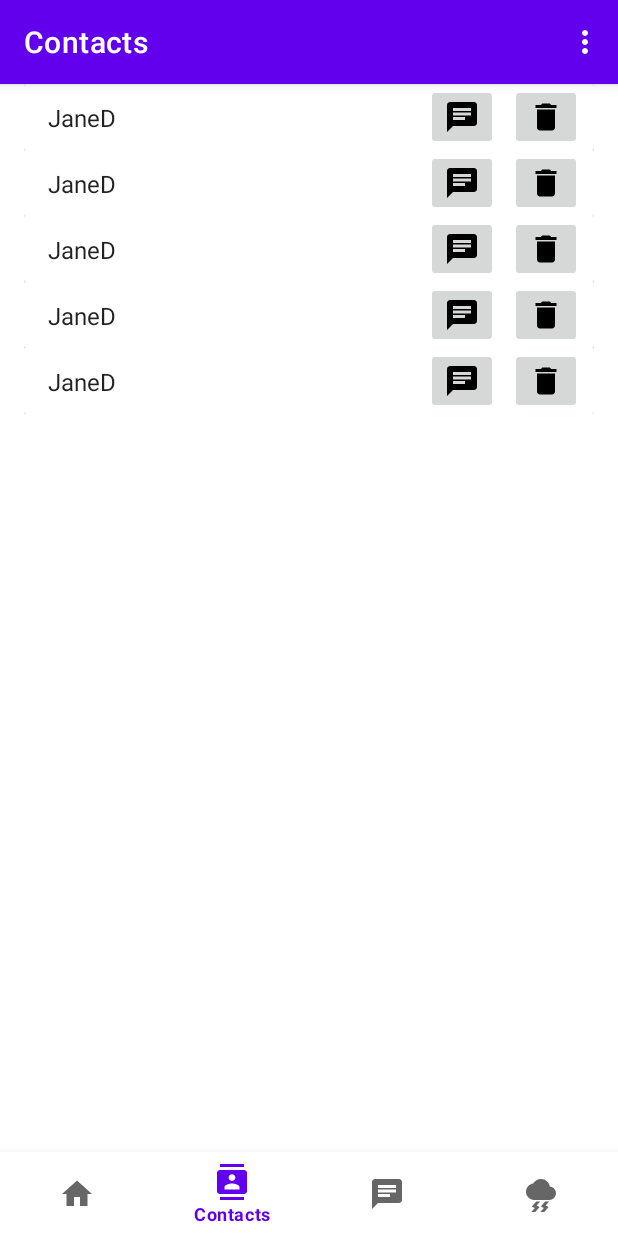
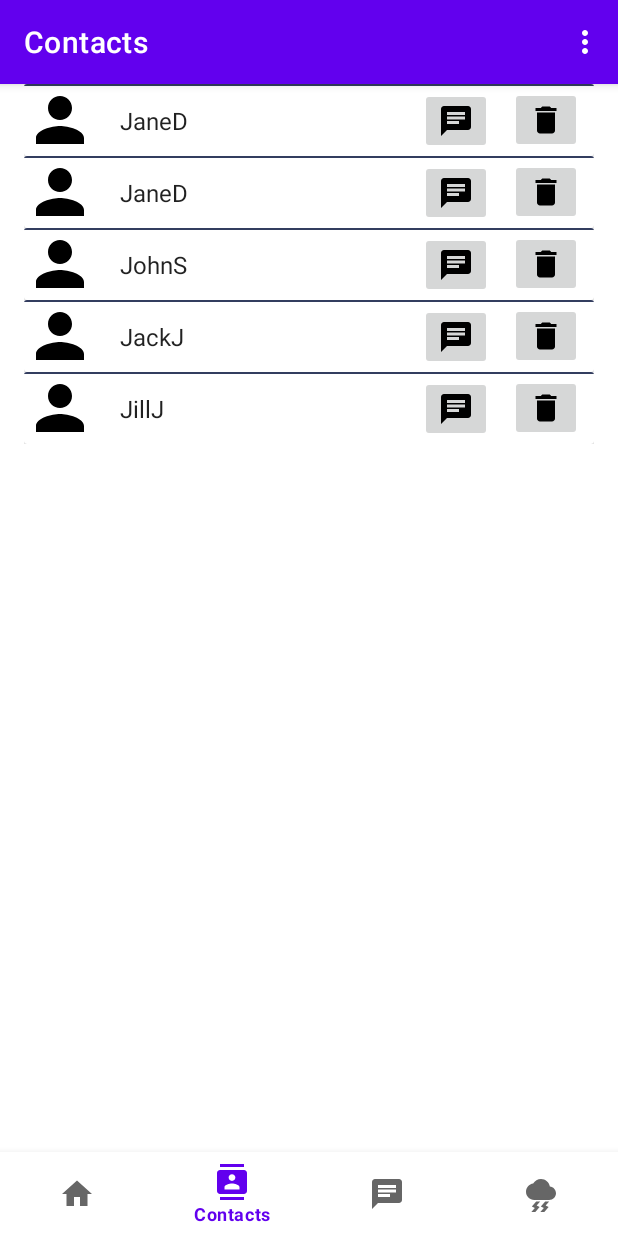
Before and after one commit to AmtojKaur/Group4_Project, an Android app: the screen it shows after launch (MainActivity), item 2 of the bottom bar chosen, on a phone screen of 412 x 824 dp. Run offline under Robolectric (Android 15) with nearby library versions, the phone set to English and light mode, and no system bars; our stand-ins replace navigation-ui.

Commit message:
added contact image/divider

```diff
--- a/app/src/main/java/edu/uw/tcss450/group4/weatherchatapp/contacts/ContactsFragment.java
+++ b/app/src/main/java/edu/uw/tcss450/group4/weatherchatapp/contacts/ContactsFragment.java
@@ -17,11 +17,6 @@ import edu.uw.tcss450.group4.weatherchatapp.R;
  * A simple {@link Fragment} subclass.
  */
 public class ContactsFragment extends Fragment {
-
-    /**
-     * Number of columns in the contacts list
-     */
-    private int mColumnCount = 3;
 
     /**
      * Empty constructor
@@ -44,5 +39,4 @@ public class ContactsFragment extends Fragment {
         }
         return view;
     }
-
 }
--- a/app/src/main/java/edu/uw/tcss450/group4/weatherchatapp/contacts/ContactsGenerator.java
+++ b/app/src/main/java/edu/uw/tcss450/group4/weatherchatapp/contacts/ContactsGenerator.java
@@ -7,11 +7,22 @@ public class ContactsGenerator {
     private static final Contacts[] CONTACTS;
     public static final int COUNT = 5;
 
+    private static final String[] FIRST_NAMES = {
+            "Jane", "John", "Jack", "Jill", "James"
+    };
+    private static final String[] LAST_NAMES = {
+            "Doe", "Smith", "Johnson", "Jones", "Williams"
+    };
+
+    private static final String[] USERNAMES = {
+            "JaneD", "JohnS", "JackJ", "JillJ", "JamesW"
+    };
+
     static {
         CONTACTS = new Contacts[COUNT];
         for (int i = 0; i < CONTACTS.length; i++) {
             CONTACTS[i] = new Contacts
-                    .ContactsBuilder("Jane", "Doe", "JaneD", 4)
+                    .ContactsBuilder(FIRST_NAMES[i], LAST_NAMES[i], USERNAMES[i], i)
                     .build();
         }
     }
@@ -20,8 +31,6 @@ public class ContactsGenerator {
         return List.of(CONTACTS);
     }
 
-
-
     public static Contacts[] getContacts() {
         return CONTACTS;
     }
--- a/app/src/main/java/edu/uw/tcss450/group4/weatherchatapp/contacts/ContactsListViewModel.java
+++ b/app/src/main/java/edu/uw/tcss450/group4/weatherchatapp/contacts/ContactsListViewModel.java
@@ -24,5 +24,4 @@ public class ContactsListViewModel extends AndroidViewModel {
                                            @NonNull Observer<? super List<Contacts>> observer) {
             mContactList.observe(owner, observer);
         }
-
 }
--- /dev/null
+++ b/app/src/main/res/drawable/contacts_divider.xml
@@ -0,0 +1,4 @@
+<shape xmlns:android="http://schemas.android.com/apk/res/android"
+    android:shape="rectangle">
+    <solid android:color="@color/colorLightBlue" />
+</shape>
--- a/app/src/main/res/drawable/ic_contact_chat_black_24dp.xml
+++ /dev/null
@@ -1,5 +0,0 @@
-<vector android:autoMirrored="true" android:height="24dp"
-    android:tint="#000000" android:viewportHeight="24"
-    android:viewportWidth="24" android:width="24dp" xmlns:android="http://schemas.android.com/apk/res/android">
-    <path android:fillColor="@android:color/white" android:pathData="M20,2L4,2c-1.1,0 -1.99,0.9 -1.99,2L2,22l4,-4h14c1.1,0 2,-0.9 2,-2L22,4c0,-1.1 -0.9,-2 -2,-2zM6,9h12v2L6,11L6,9zM14,14L6,14v-2h8v2zM18,8L6,8L6,6h12v2z"/>
-</vector>
--- /dev/null
+++ b/app/src/main/res/drawable/ic_contact_profile_image_black_24dp.xml
@@ -0,0 +1,5 @@
+<vector android:height="24dp" android:tint="#000000"
+    android:viewportHeight="24" android:viewportWidth="24"
+    android:width="24dp" xmlns:android="http://schemas.android.com/apk/res/android">
+    <path android:fillColor="@android:color/white" android:pathData="M12,12c2.21,0 4,-1.79 4,-4s-1.79,-4 -4,-4 -4,1.79 -4,4 1.79,4 4,4zM12,14c-2.67,0 -8,1.34 -8,4v2h16v-2c0,-2.66 -5.33,-4 -8,-4z"/>
+</vector>
--- a/app/src/main/res/layout/fragment_contacts.xml
+++ b/app/src/main/res/layout/fragment_contacts.xml
@@ -13,6 +13,15 @@
             android:layout_width="match_parent"
             android:layout_height="match_parent">
 
+            <ImageView
+                android:id="@+id/profile_image"
+                android:layout_width="48dp"
+                android:layout_height="48dp"
+                android:src="@drawable/ic_contact_profile_image_black_24dp"
+                app:layout_constraintBottom_toBottomOf="parent"
+                app:layout_constraintStart_toStartOf="parent"
+                app:layout_constraintTop_toTopOf="parent"/>
+
             <TextView
                 android:id="@+id/item_number"
                 android:layout_width="wrap_content"
@@ -20,7 +29,7 @@
                 android:layout_marginStart="16dp"
                 android:textAppearance="?attr/textAppearanceListItem"
                 app:layout_constraintBaseline_toBaselineOf="@+id/content"
-                app:layout_constraintStart_toStartOf="parent" />
+                app:layout_constraintStart_toEndOf="@+id/profile_image"/>
 
             <TextView
                 android:id="@+id/content"
@@ -29,19 +38,19 @@
                 android:layout_marginStart="16dp"
                 android:textAppearance="?attr/textAppearanceListItem"
                 app:layout_constraintBottom_toBottomOf="parent"
-                app:layout_constraintStart_toStartOf="parent"
-                app:layout_constraintTop_toTopOf="parent" />
+                app:layout_constraintStart_toEndOf="@+id/profile_image"
+                app:layout_constraintTop_toTopOf="parent"/>
 
             <ImageButton
                 android:id="@+id/imageButton3"
                 android:layout_width="wrap_content"
                 android:layout_height="wrap_content"
-                android:layout_marginEnd="8dp"
+                android:layout_marginEnd="12dp"
                 app:layout_constraintBottom_toBottomOf="parent"
                 app:layout_constraintEnd_toStartOf="@+id/imageButton"
                 app:layout_constraintTop_toTopOf="parent"
-                app:layout_constraintVertical_bias="0.0"
-                app:srcCompat="@drawable/ic_contact_chat_black_24dp" />
+                app:layout_constraintVertical_bias="0.6"
+                app:srcCompat="@drawable/ic_chat_black_24dp" />
 
             <ImageButton
                 android:id="@+id/imageButton"
@@ -51,7 +60,12 @@
                 app:layout_constraintBottom_toBottomOf="parent"
                 app:layout_constraintEnd_toEndOf="parent"
                 app:layout_constraintTop_toTopOf="parent"
-                app:srcCompat="@drawable/ic_contact_delete_black_24dp" />
+                app:srcCompat="@drawable/ic_contact_delete_black_24dp"/>
+
+            <View
+                android:layout_width="match_parent"
+                android:layout_height="1dp"
+                android:background="@drawable/contacts_divider" />
 
         </androidx.constraintlayout.widget.ConstraintLayout>
     </androidx.cardview.widget.CardView>
--- a/app/src/main/res/layout/fragment_contacts_list.xml
+++ b/app/src/main/res/layout/fragment_contacts_list.xml
@@ -3,7 +3,7 @@
     xmlns:app="http://schemas.android.com/apk/res-auto"
     xmlns:tools="http://schemas.android.com/tools"
     android:id="@+id/list"
-    android:name="edu.uw.chather.ui.connections.ConnectionFragment"
+    android:name="edu.uw.tcss450.group4.weatherchatapp.contacts.ContactsListFragment"
     android:layout_width="match_parent"
     android:layout_height="match_parent"
     android:layout_marginLeft="16dp"
```
